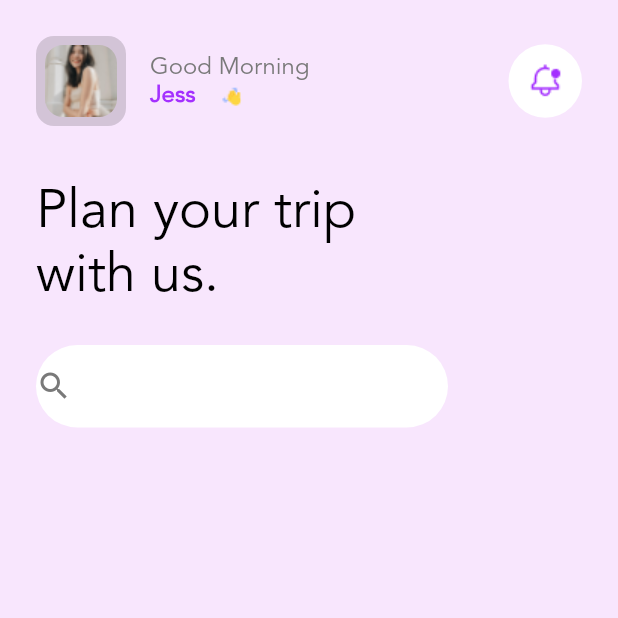
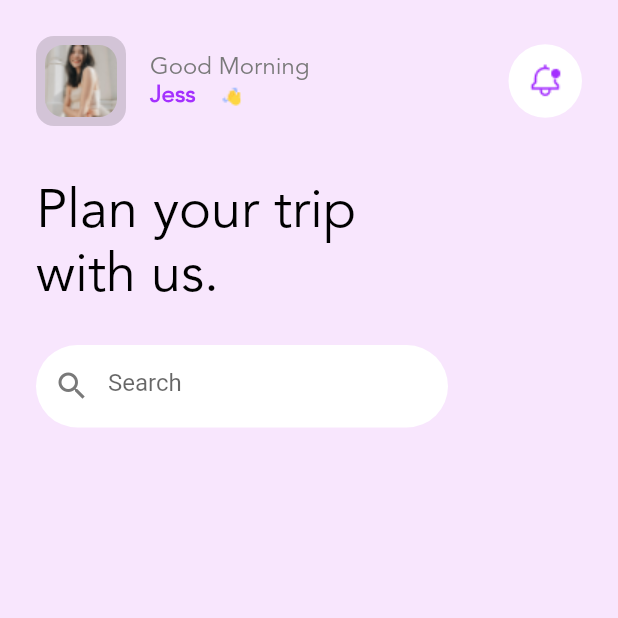
Before and after one commit to iabolfazlofficial/booking_flutter, a Flutter app: the screen it shows after launch, on a phone screen of 412 x 824 dp, the top half of it. Run offline on Flutter 3.47's test engine with Material 2 defaults, Android fonts, the phone set to English and light mode, and no system bars.

Commit message:
search input

```diff
--- /dev/null
+++ b/lib/components/search-input.dart
@@ -0,0 +1,35 @@
+
+import 'package:flutter/cupertino.dart';
+import 'package:flutter/material.dart';
+
+class SearchInput extends StatelessWidget {
+  const SearchInput({
+    Key? key,
+    required this.width,
+  }) : super(key: key);
+
+  final double width;
+
+  @override
+  Widget build(BuildContext context) {
+    return Form(
+      child: SizedBox(
+        width: width / 1.8,
+        child: TextFormField(
+          keyboardType: TextInputType.emailAddress,
+          textInputAction: TextInputAction.next,
+          cursorColor: Color.fromRGBO(148, 48, 255, 1),
+          onSaved: (email) {},
+          decoration: InputDecoration(
+            border: InputBorder.none,
+            hintText: "Search",
+            prefixIcon: Padding(
+              padding: const EdgeInsets.all(10),
+              child: Icon(Icons.search, color: Color.fromRGBO(121, 121, 121, 1),),
+            ),
+          ),
+        ),
+      ),
+    );
+  }
+}
--- a/lib/screens/home.dart
+++ b/lib/screens/home.dart
@@ -5,6 +5,7 @@ import 'package:project/components/play-button.dart';
 
 import '../components/notification-circular.dart';
 import '../components/profile-image.dart';
+import '../components/search-input.dart';
 
 class Home extends StatelessWidget {
   const Home({super.key});
@@ -73,6 +74,37 @@ class Home extends StatelessWidget {
                 ),
                 Row(
                   children: [
+                    // Form(
+                    //     child: SizedBox(
+                    //   width: 100,
+                    //   child: TextFormField(
+                    //     keyboardType: TextInputType.emailAddress,
+                    //     textInputAction: TextInputAction.next,
+                    //     cursorColor: Colors.red,
+                    //     onSaved: (search) {},
+                    //     decoration: InputDecoration(
+                    //       hintText: "Search",
+                    //       prefixIcon: Padding(
+                    //         padding: const EdgeInsets.all(10),
+                    //         child: Icon(Icons.search),
+                    //       ),
+                    //     ),
+                    //   ),
+                    // ))
+                    // TextFormField(
+                    //   keyboardType: TextInputType.emailAddress,
+                    //   textInputAction: TextInputAction.next,
+                    //   cursorColor: Colors.red,
+                    //   onSaved: (search) {},
+                    //   decoration: InputDecoration(
+                    //     hintText: "Search",
+                    //     prefixIcon: Padding(
+                    //       padding: const EdgeInsets.all(10),
+                    //       child: Icon(Icons.search),
+                    //     ),
+                    //   ),
+                    // ),
+
                     Container(
                       width: width / 1.5,
                       height: 55,
@@ -81,23 +113,17 @@ class Home extends StatelessWidget {
                           borderRadius: BorderRadius.circular(100)),
                       child: Row(
                         children: [
-                          Icon(
-                            Icons.search,
-                            color: Color.fromRGBO(121, 121, 121, 1),
-                          ),
+                          SearchInput(width: width),
+                          // Icon(
+                          //   Icons.search,
+                          //   color: Color.fromRGBO(121, 121, 121, 1),
+                          // ),
                           //
                         ],
                       ),
-                    )
+                    ),
                   ],
                 ),
-
-                // TextField(
-                //   decoration: InputDecoration(
-                //     border: OutlineInputBorder(),
-                //     hintText: 'Search',
-                //   ),
-                // ),
               ],
             ),
           ),
```
